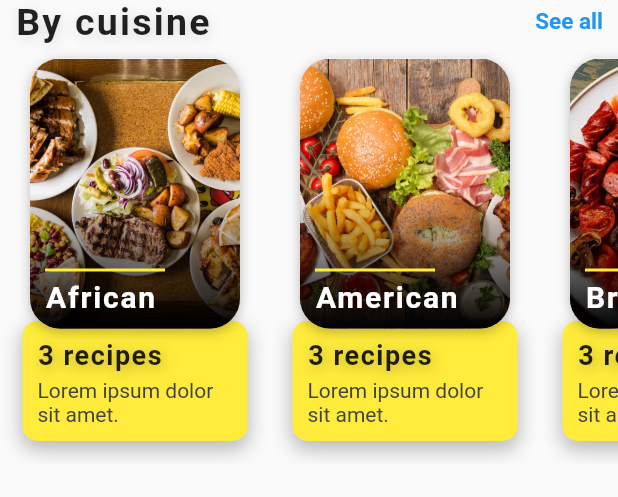
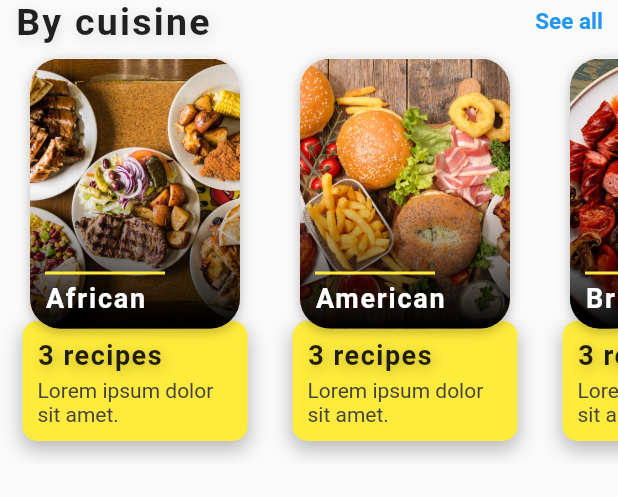
Before and after one commit to vladalexey/Home-Chef, a Flutter app: the CuisineCarousel widget shown alone on an empty page, opened directly, on a phone screen of 412 x 824 dp. Shown: the top 497 px of the screen. Run offline on Flutter 3.47's test engine with Material 2 defaults, Android fonts, the phone set to English and light mode, and no system bars; drawn by our look-alikes of auto_size_text; our stand-ins replace font_awesome_flutter; missing offline and left inert: flappy_search_bar; network calls fail.

Commit message:
Add autosizeText for carousels and remove hero tags

```diff
--- a/homechef/lib/widgets/cuisine_carousel.dart
+++ b/homechef/lib/widgets/cuisine_carousel.dart
@@ -1,3 +1,4 @@
+import 'package:auto_size_text/auto_size_text.dart';
 import 'package:flutter/material.dart';
 import 'package:font_awesome_flutter/font_awesome_flutter.dart';
 import 'package:homechef/models/cuisine_model.dart';
@@ -209,8 +210,11 @@ class CuisineCarousel extends StatelessWidget {
                                       ],
                                     ),
 
-                                    Text(
+                                    AutoSizeText(
                                       cuisine.name,
+                                      maxLines: 2,
+                                      maxFontSize: 18.0,
+                                      overflow: TextOverflow.ellipsis,
                                       style: TextStyle(
                                         color: Colors.white,
                                         fontSize: 20.0,
--- a/homechef/lib/widgets/time_carousel.dart
+++ b/homechef/lib/widgets/time_carousel.dart
@@ -139,9 +139,7 @@ class TimeCarousel extends StatelessWidget {
                           ),
                           child: Stack(
                             children: <Widget>[
-                              Hero(
-                                tag: time.imageUrl,
-                                child: Stack(
+                              Stack(
                                 children: <Widget>[
                                   Container(
                                     height: 120.0,
@@ -178,7 +176,6 @@ class TimeCarousel extends StatelessWidget {
                                       ),
                                     ),
                                 ]
-                                ),
                               ),
 
                               Positioned(
```
Also changed, not shown: homechef/lib/widgets/diet_carousel.dart (+8 -7 lines). Lines whose indentation alone changed are shown as unchanged.
